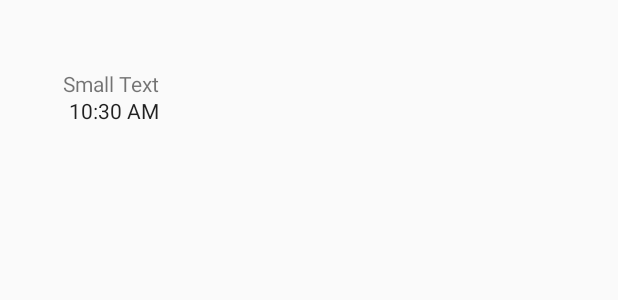
After one commit to raaghulrdeveloper/Money, an Android app: the layout activity_third.xml on its own in the app's theme, with its tools: preview values and no code run, on a phone screen of 412 x 824 dp. The commit adds this screen. Shown: the top 300 px of the screen. Run offline under Robolectric (Android 15) with nearby library versions, the phone set to English and light mode, and no system bars.

Commit message:
Direct Push From Android Studio - Setting Page

```diff
--- a/app/src/main/AndroidManifest.xml
+++ b/app/src/main/AndroidManifest.xml
@@ -20,6 +20,8 @@
             android:theme="@style/AppTheme" android:parentActivityName="com.project.money.MainActivity">
             <meta-data android:name="android.support.PARENT_ACTIVITY" android:value="com.project.money.MainActivity" />
         </activity>
+
+
     </application>
 
 
--- /dev/null
+++ b/app/src/main/res/layout/activity_third.xml
@@ -0,0 +1,36 @@
+<?xml version="1.0" encoding="utf-8"?>
+<RelativeLayout xmlns:android="http://schemas.android.com/apk/res/android"
+    android:orientation="vertical" android:layout_width="match_parent"
+    android:layout_height="match_parent">
+
+
+
+    <FrameLayout
+        android:layout_width="wrap_content"
+        android:layout_height="wrap_content"
+        android:layout_alignParentTop="true"
+        android:layout_alignParentStart="true"
+        android:layout_marginStart="42dp"
+        android:layout_marginTop="46dp"
+        android:id="@+id/frameLayout">
+
+        <TextClock
+            android:layout_width="wrap_content"
+            android:layout_height="wrap_content"
+            android:id="@+id/textClock"
+            android:layout_gravity="right"
+
+            android:layout_marginTop="18dp"
+            />
+
+        <TextView
+            android:layout_width="wrap_content"
+            android:layout_height="wrap_content"
+            android:textAppearance="?android:attr/textAppearanceSmall"
+            android:text="Small Text"
+            android:id="@+id/textView"
+
+            android:editable="false" />
+    </FrameLayout>
+
+</RelativeLayout>
--- a/app/src/main/res/layout/android_third.xml
+++ /dev/null
@@ -1,6 +0,0 @@
-<?xml version="1.0" encoding="utf-8"?>
-<LinearLayout xmlns:android="http://schemas.android.com/apk/res/android"
-    android:orientation="vertical" android:layout_width="match_parent"
-    android:layout_height="match_parent">
-
-</LinearLayout>
```
Also changed, not shown: app/src/main/java/com/project/money/MainActivity.java (+6 -1 lines), app/src/main/java/com/project/money/Menu.java (added, +24 -0 lines), app/src/main/java/com/project/money/Second.java (+21 -0 lines), app/src/main/res/menu/menu.xml (added, +14 -0 lines).
